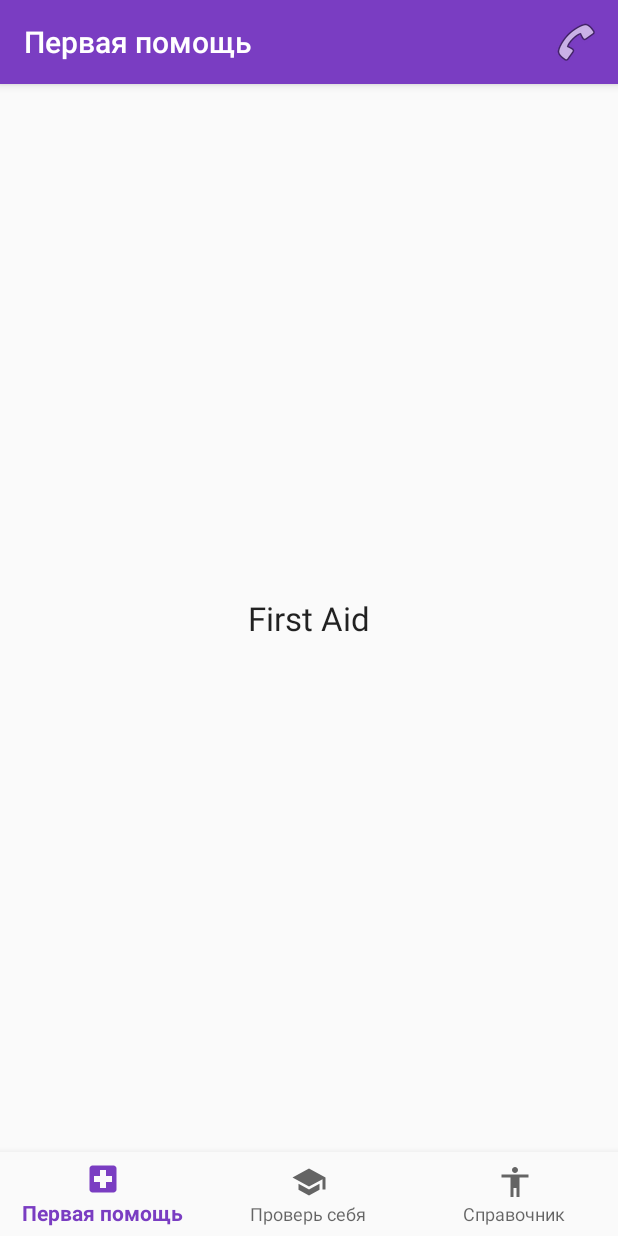
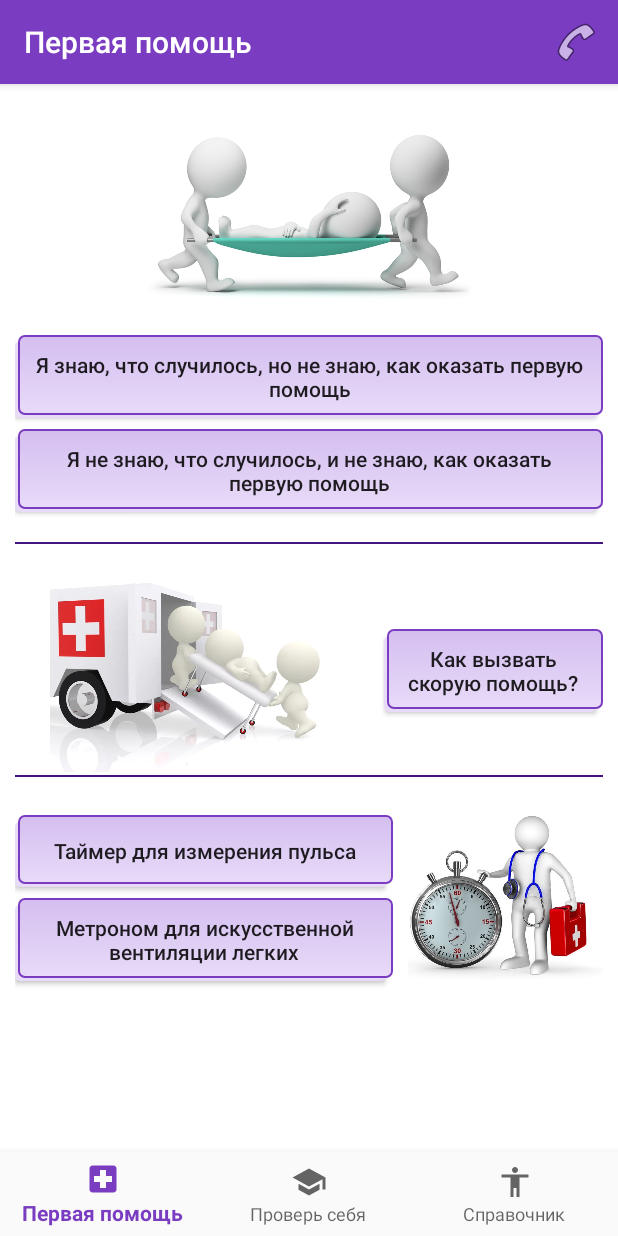
Before and after one commit to enotRishinn/FirstAid, an Android app: the screen it shows after launch (MainActivity), on a phone screen of 412 x 824 dp. Run offline under Robolectric (Android 15) with nearby library versions, the phone set to English and light mode, and no system bars; libraries missing offline, so code that uses them is left out: com.mongodb.client, com.mongodb.stitch, org.bson.

Commit message:
make first aid fragment without logic and some styles

```diff
--- a/app/src/main/AndroidManifest.xml
+++ b/app/src/main/AndroidManifest.xml
@@ -11,6 +11,7 @@
         android:label="@string/app_name"
         android:roundIcon="@mipmap/ic_launcher_round"
         android:supportsRtl="true"
+        android:screenOrientation="portrait"
         android:theme="@style/AppTheme">
         <activity
             android:name=".activity.MainActivity"
--- a/app/src/main/java/com/practice/firstaid/activity/MainActivity.java
+++ b/app/src/main/java/com/practice/firstaid/activity/MainActivity.java
@@ -1,5 +1,6 @@
 package com.practice.firstaid.activity;
 
+import android.content.pm.ActivityInfo;
 import android.os.Bundle;
 import android.util.Log;
 import android.view.Menu;
@@ -73,6 +74,7 @@ public class MainActivity extends AppCompatActivity implements CallToAmbulanceDi
     protected void onCreate(Bundle savedInstanceState) {
         super.onCreate(savedInstanceState);
         setContentView(R.layout.activity_main);
+        setRequestedOrientation(ActivityInfo.SCREEN_ORIENTATION_PORTRAIT);
 
         loadFragment(new FirstAidFragment());
 
--- a/app/src/main/res/layout/activity_main.xml
+++ b/app/src/main/res/layout/activity_main.xml
@@ -5,6 +5,7 @@
     android:id="@+id/container"
     android:layout_width="match_parent"
     android:layout_height="match_parent"
+    android:background="@android:color/white"
     tools:context=".activity.MainActivity">
 
     <FrameLayout
--- a/app/src/main/res/layout/fragment_first_aid.xml
+++ b/app/src/main/res/layout/fragment_first_aid.xml
@@ -3,12 +3,130 @@
     android:layout_width="match_parent"
     android:layout_height="match_parent">
 
-    <TextView
-        android:layout_width="wrap_content"
-        android:layout_height="wrap_content"
-        android:layout_centerHorizontal="true"
-        android:layout_centerVertical="true"
-        android:text="First Aid"
-        android:textAppearance="@style/Base.TextAppearance.AppCompat.Large" />
+    <ScrollView
+        android:layout_width="match_parent"
+        android:layout_height="match_parent">
+
+        <LinearLayout
+            android:layout_width="match_parent"
+            android:layout_height="wrap_content"
+            android:orientation="vertical"
+            android:layout_margin="10dp">
+
+            <ImageView
+                android:layout_width="match_parent"
+                android:layout_height="150dp"
+                android:src="@drawable/first_aid_help"/>
+
+
+            <Button
+                android:id="@+id/know_what_happen"
+                android:layout_marginTop="7dp"
+                android:textAllCaps="false"
+                android:layout_height="match_parent"
+                android:layout_width="match_parent"
+                android:background="@drawable/button_selector"
+                android:text="@string/i_know_what_happen"
+                />
+
+            <Button
+                android:id="@+id/dont_know_what_happen"
+                android:layout_marginTop="7dp"
+                android:textAllCaps="false"
+                android:layout_marginBottom="20dp"
+                android:layout_height="match_parent"
+                android:layout_width="match_parent"
+                android:background="@drawable/button_selector"
+                android:text="@string/i_dont_know_what_happen"
+                />
+
+            <View
+                android:layout_width="match_parent"
+                android:layout_height="1dp"
+                android:background="@color/colorPrimaryDark"/>
+
+        <LinearLayout
+            android:layout_width="match_parent"
+            android:layout_height="wrap_content"
+            android:orientation="horizontal"
+            android:weightSum="2"
+            android:layout_marginTop="2dp">
+
+            <ImageView
+                android:layout_width="200dp"
+                android:layout_height="150dp"
+                android:layout_weight="1"
+                android:src="@drawable/call__doctor" />
+
+            <Button
+                android:id="@+id/how_to_call_doctors"
+                android:layout_width="100dp"
+                android:layout_height="wrap_content"
+                android:layout_gravity="center_vertical"
+                android:layout_marginTop="7dp"
+                android:layout_weight="1"
+                android:background="@drawable/button_selector"
+                android:text="@string/how_to_call_doctors"
+                android:textAllCaps="false" />
+
+
+        </LinearLayout>
+
+
+            <View
+                android:layout_width="match_parent"
+                android:layout_height="1dp"
+                android:background="@color/colorPrimaryDark"
+                android:layout_marginTop="2dp"/>
+
+
+            <LinearLayout
+                android:layout_width="match_parent"
+                android:layout_height="wrap_content"
+                android:orientation="horizontal"
+                android:weightSum="2"
+                android:layout_marginTop="2dp">
+
+                <LinearLayout
+                    android:layout_width="match_parent"
+                    android:layout_height="match_parent"
+                    android:orientation="vertical"
+                    android:gravity="center_vertical"
+                    android:layout_weight="2"
+                    android:paddingRight="10dp"
+                    android:layout_marginTop="2dp">
+
+                <Button
+                    android:id="@+id/heart_ritm"
+                    android:layout_width="match_parent"
+                    android:layout_height="wrap_content"
+                    android:layout_marginTop="7dp"
+                    android:background="@drawable/button_selector"
+                    android:text="@string/heart_ritm"
+                    android:textAllCaps="false" />
+
+                    <Button
+                        android:id="@+id/ivl"
+                        android:layout_width="wrap_content"
+                        android:layout_height="wrap_content"
+                        android:layout_marginTop="7dp"
+                        android:background="@drawable/button_selector"
+                        android:text="Метроном для искусственной вентиляции легких"
+                        android:textAllCaps="false" />
+
+                </LinearLayout>
+
+                <ImageView
+                    android:layout_width="130dp"
+                    android:layout_height="148dp"
+                    android:layout_weight="1"
+                    android:src="@drawable/timer" />
+
+
+            </LinearLayout>
+
+        </LinearLayout>
+
+    </ScrollView>
 
 </RelativeLayout>
--- a/app/src/main/res/values/strings.xml
+++ b/app/src/main/res/values/strings.xml
@@ -14,4 +14,8 @@
     <string name="finish_test">Закончить тест</string>
     <string name="skip_question">Пропустить вопрос</string>
     <string name="test_result">Результаты теста</string>
+    <string name="i_know_what_happen">Я знаю, что случилось, но не знаю, как оказать первую помощь</string>
+    <string name="i_dont_know_what_happen">Я не знаю, что случилось, и не знаю, как оказать первую помощь</string>
+    <string name="how_to_call_doctors">Как вызвать скорую помощь?</string>
+    <string name="heart_ritm">Таймер для измерения пульса</string>
 </resources>
```
Also changed, not shown: app/src/main/java/com/practice/firstaid/fragment/QuestionFragment.java (+9 -9 lines), app/src/main/res/layout/fragment_question.xml (+6 -5 lines), app/src/main/res/layout/result_dialog.xml (+32 -15 lines), app/src/main/res/drawable/call__doctor.jpg (added), app/src/main/res/drawable/first_aid_help.jpg (added), app/src/main/res/drawable/for_test_result.jpg (added), app/src/main/res/drawable/test_result.jpg (deleted), app/src/main/res/drawable/timer.jpg (added).
